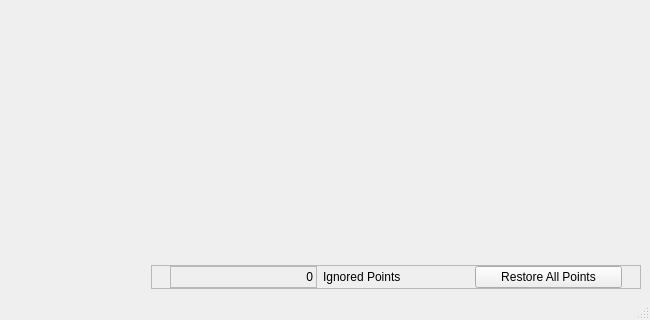
Before: the Qt Designer form braviz/interaction/qt_guis/correlations.ui in diego0020/braviz-app, drawn with Qt 5; both pictures show x 635 to 1285 and y 224 to 544 of the 1285 by 544 pixel window.
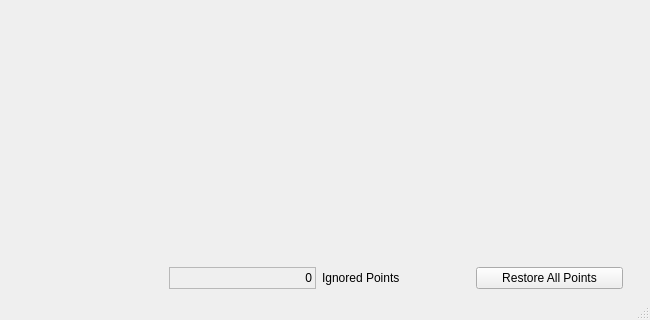
After: the same form once the commit is applied. Icons and pictures are not drawn.

Patch:
```diff
--- a/braviz/interaction/qt_guis/correlations.ui
+++ b/braviz/interaction/qt_guis/correlations.ui
@@ -94,10 +94,7 @@
        <item>
         <widget class="QFrame" name="frame_2">
          <property name="frameShape">
-          <enum>QFrame::StyledPanel</enum>
-         </property>
-         <property name="frameShadow">
-          <enum>QFrame::Raised</enum>
+          <enum>QFrame::NoFrame</enum>
          </property>
          <layout class="QHBoxLayout" name="horizontalLayout_2">
           <property name="leftMargin">
```
Left out of the diff: 13 changed lines with no effect on the pictures.
